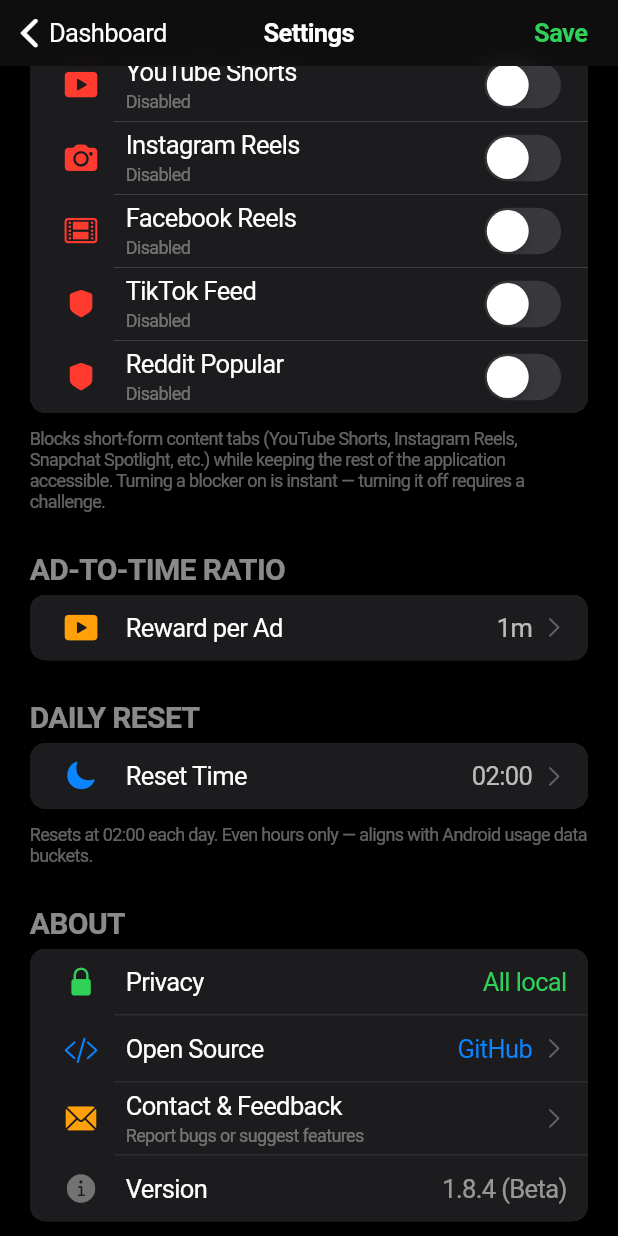
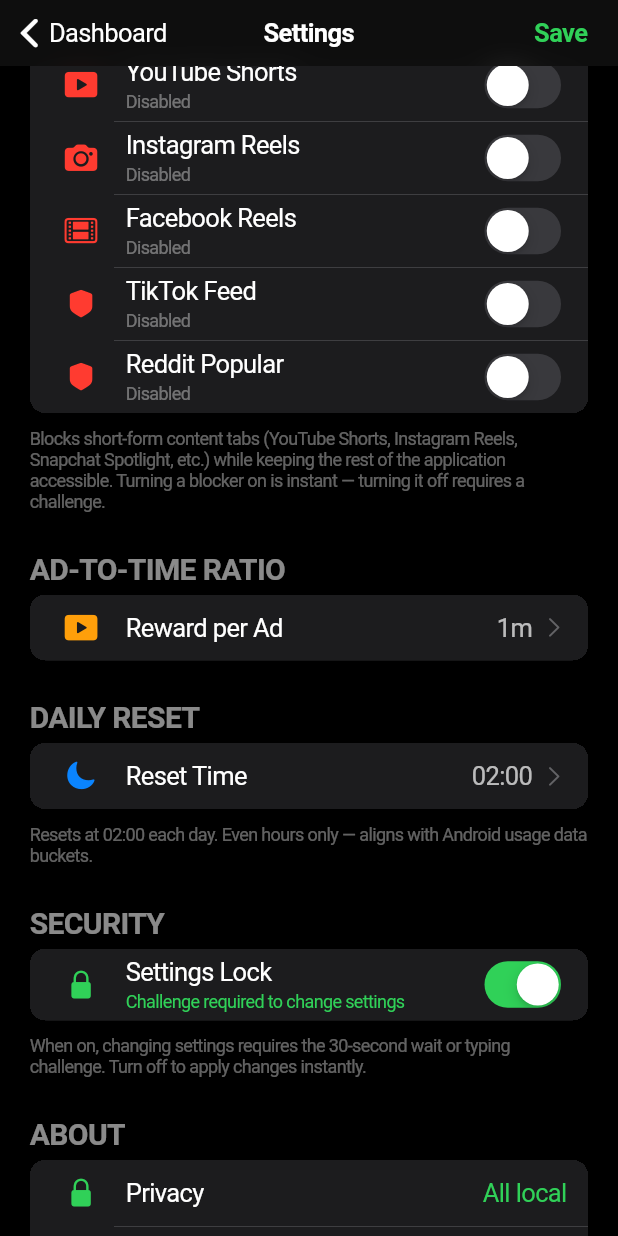
Before and after one commit to EGBYtest/Unplug, a Flutter app: the SettingsScreen screen opened directly, scrolled down 398 dp, on a phone screen of 412 x 824 dp. Run offline on Flutter 3.47's test engine with Material 3 defaults, Android fonts, the light colour scheme and no system bars; our stand-ins replace shared_preferences; missing offline and left inert: usage_stats; accounts and stored records are empty; network calls fail.

Commit message:
release: v1.8.5-beta
- fix swipe-to-tab detection (Snapchat Spotlight): match top-edge
  screen titles, accept scroll events, bottom-nav labels still
  selection-gated
- add Settings Lock toggle: challenge required on/off for setting
  changes (instant when off)

```diff
--- a/lib/main.dart
+++ b/lib/main.dart
@@ -18,7 +18,7 @@
   runApp(const UnplugApp());
 }
 
-const _appVersion = '1.8.4+22';
+const _appVersion = '1.8.5+23';
 
 Future<void> _trackInstall() async {
   final storage = StorageService();
--- a/lib/services/storage_service.dart
+++ b/lib/services/storage_service.dart
@@ -71,7 +71,7 @@
 
   // ─── Settings Lock ──────────────────────────────────────────────────────────
 
-  bool get settingsLockEnabled => _prefs?.getBool('settings_lock_enabled') ?? false;
+  bool get settingsLockEnabled => _prefs?.getBool('settings_lock_enabled') ?? true;
 
   Future<void> setSettingsLockEnabled(bool value) async {
     await _prefs?.setBool('settings_lock_enabled', value);
--- a/lib/settings_screen.dart
+++ b/lib/settings_screen.dart
@@ -24,6 +24,7 @@
   late List<BannedFeature> _globalTabBlockers;
   late int _adRewardSeconds;
   late int _resetHour;
+  late bool _settingsLock;
 
   @override
   void initState() {
@@ -32,11 +33,17 @@
     _globalTabBlockers = List.from(_storage.loadGlobalTabBlockers());
     _adRewardSeconds = _storage.adRewardSeconds;
     _resetHour = _storage.resetHour;
+    _settingsLock = _storage.settingsLockEnabled;
   }
 
-  // ─── Per-Change Challenge ─────────────────────────────────────────
+  // ─── Per-Change Challenge ─────────────────────────────────
 
   void _confirmChange(VoidCallback action) {
+    // Settings Lock off → apply changes instantly, no challenge.
+    if (!_settingsLock) {
+      action();
+      return;
+    }
     showCupertinoModalPopup(
       context: context,
       builder: (_) => CupertinoActionSheet(
@@ -456,6 +463,35 @@
                   ],
                 ),
 
+                // ── Security ──
+                CupertinoListSection.insetGrouped(
+                  backgroundColor: Colors.black,
+                  decoration: BoxDecoration(color: const Color(0xFF1C1C1E), borderRadius: BorderRadius.circular(12)),
+                  header: const Text('SECURITY', style: TextStyle(color: Colors.white54)),
+                  footer: const Text('When on, changing settings requires the 30-second wait or typing challenge. Turn off to apply changes instantly.', style: TextStyle(color: Colors.white38, fontSize: 12)),
+                  children: [
+                    CupertinoListTile(
+                      backgroundColor: const Color(0xFF1C1C1E),
+                      leading: const Icon(CupertinoIcons.lock_fill, color: Color(0xFF30D158), size: 22),
+                      title: const Text('Settings Lock', style: TextStyle(color: Colors.white)),
+                      subtitle: Text(
+                        _settingsLock ? 'Challenge required to change settings' : 'Changes apply instantly',
+                        style: TextStyle(
+                          color: _settingsLock ? const Color(0xFF30D158) : Colors.white38,
+                          fontSize: 12,
+                        ),
+                      ),
+                      trailing: CupertinoSwitch(
+                        value: _settingsLock,
+                        onChanged: (val) {
+                          setState(() => _settingsLock = val);
+                          _storage.setSettingsLockEnabled(val);
+                        },
+                      ),
+                    ),
+                  ],
+                ),
+
                 // ── About ──
                 CupertinoListSection.insetGrouped(
                   backgroundColor: Colors.black,
@@ -498,7 +534,7 @@
                       backgroundColor: Color(0xFF1C1C1E),
                       leading: Icon(CupertinoIcons.info_circle_fill, color: Colors.white38, size: 22),
                       title: Text('Version', style: TextStyle(color: Colors.white)),
-                      additionalInfo: Text('1.8.4 (Beta)', style: TextStyle(color: Colors.white54)),
+                      additionalInfo: Text('1.8.5 (Beta)', style: TextStyle(color: Colors.white54)),
                     ),
                   ],
                 ),
--- a/pubspec.yaml
+++ b/pubspec.yaml
@@ -1,7 +1,7 @@
 name: unplug
 description: Focus-first screen time management app. Block short-form content tabs without killing the app.
 publish_to: 'none'
-version: 1.8.4+22
+version: 1.8.5+23
 
 environment:
   sdk: '>=3.0.0 <4.0.0'
```
Also changed, not shown: 3 other files.
